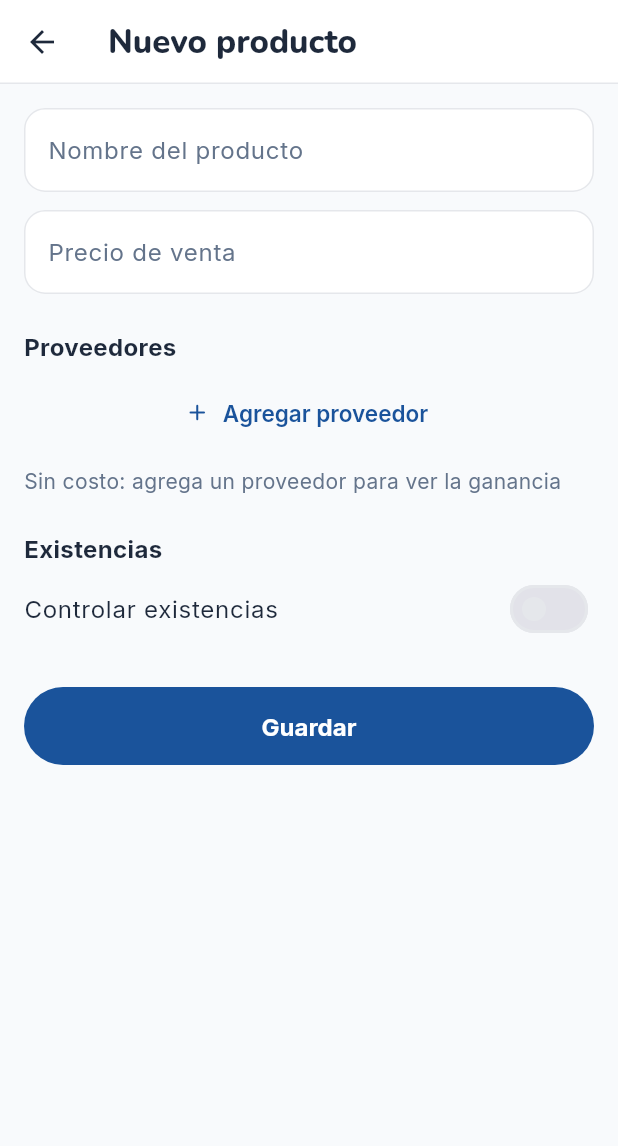
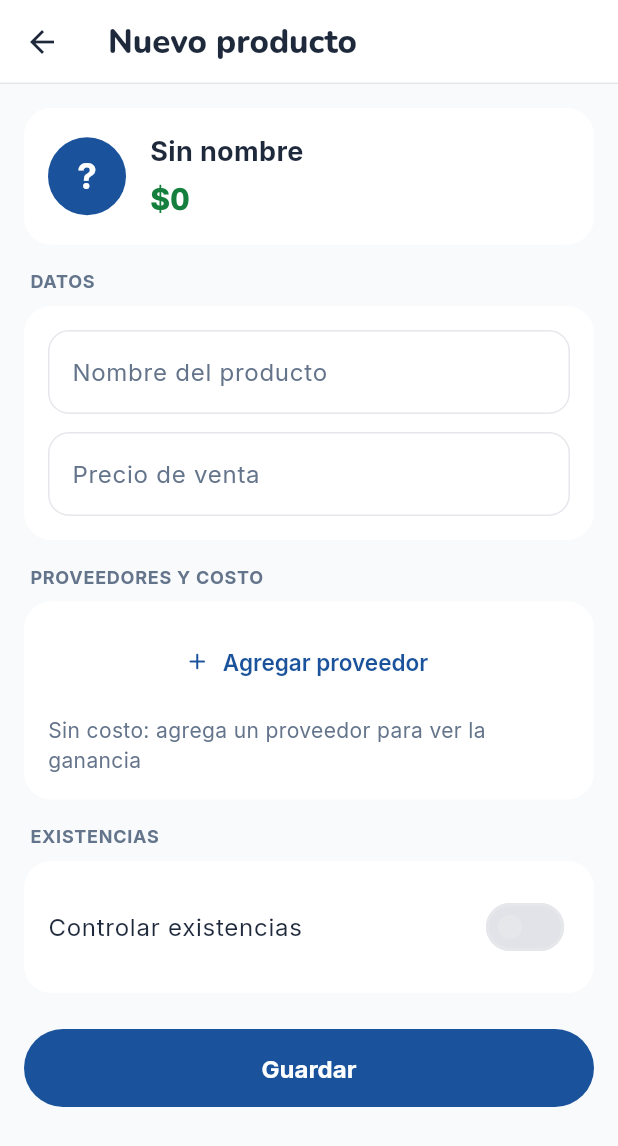
Before and after one commit to xiliosd/APP_VENTAS, a Flutter app: the ProductoScreen screen opened directly, on a phone screen of 412 x 824 dp. Shown: the top 1146 px of the screen. Run offline on Flutter 3.47's test engine with Material 3 defaults, Android fonts, the phone set to English and light mode, and no system bars; our stand-ins replace drift, flutter_riverpod, image_picker, shared_preferences, supabase_flutter; missing offline and left inert: image_picker_android, image_picker_platform_interface, sqlite3; accounts and stored records are empty; generated files the repository leaves out were written again.

Commit message:
Group the product form in cards under a live preview
Co-Authored-By: Claude Opus 5.5 <noreply@anthropic.com>

```diff
--- a/lib/screens/configuracion/producto_screen.dart
+++ b/lib/screens/configuracion/producto_screen.dart
@@ -7,9 +7,12 @@ import '../../providers/proveedores_providers.dart';
 import '../../providers/repository_providers.dart';
 import '../../providers/sesion_provider.dart';
 import '../../repositories/catalogo_repository.dart';
+import '../../ui/avatar_inicial.dart';
 import '../../ui/boton_principal.dart';
 import '../../ui/colores_app.dart';
 import '../../ui/hoja_inferior.dart';
+import '../../ui/monto.dart';
+import '../../ui/titulo_seccion.dart';
 import '../../util/formato_moneda.dart';
 import '../../util/texto_util.dart';
 import '../inventario/hoja_ajuste_conteo.dart';
@@ -243,9 +246,12 @@ class _ProductoScreenState extends ConsumerState<ProductoScreen> {
               onPressed: () => Navigator.pop(contexto, false),
               child: const Text('Cancelar'),
             ),
-            TextButton(
+            FilledButton(
               key: const Key('confirmar_dejar_de_controlar'),
-              style: TextButton.styleFrom(foregroundColor: ColoresApp.of(context).sale),
+              style: FilledButton.styleFrom(
+                backgroundColor: ColoresApp.of(context).sale,
+                foregroundColor: ColoresApp.of(context).sobreSale,
+              ),
               onPressed: () => Navigator.pop(contexto, true),
               child: const Text('Dejar de controlar'),
             ),
@@ -290,6 +296,25 @@ class _ProductoScreenState extends ConsumerState<ProductoScreen> {
     );
   }
 
+  Widget _tarjeta(String titulo, List<Widget> hijos) => Padding(
+        padding: const EdgeInsets.only(top: 16),
+        child: Column(
+          crossAxisAlignment: CrossAxisAlignment.stretch,
+          children: [
+            TituloSeccion(titulo),
+            Card(
+              child: Padding(
+                padding: const EdgeInsets.all(16),
+                child: Column(
+                  crossAxisAlignment: CrossAxisAlignment.stretch,
+                  children: hijos,
+                ),
+              ),
+            ),
+          ],
+        ),
+      );
+
   @override
   Widget build(BuildContext context) {
     return Scaffold(
@@ -298,13 +323,53 @@ class _ProductoScreenState extends ConsumerState<ProductoScreen> {
           widget.producto == null ? 'Nuevo producto' : 'Editar producto',
         ),
       ),
-      body: ListView(
+      body: SingleChildScrollView(
+        // Abajo queda espacio para que un aviso no tape Guardar.
+        padding: const EdgeInsets.fromLTRB(16, 16, 16, 96),
+        child: Column(
+        crossAxisAlignment: CrossAxisAlignment.stretch,
+        children: [
+          Card(
+            key: const Key('vista_previa_producto'),
+            child: Padding(
               padding: const EdgeInsets.all(16),
+              child: Row(
                 children: [
+                  AvatarInicial(
+                    id: widget.producto?.id ?? 0,
+                    nombre: _nombre.text,
+                    radio: 26,
+                  ),
+                  const SizedBox(width: 16),
+                  Expanded(
+                    child: Column(
+                      crossAxisAlignment: CrossAxisAlignment.start,
+                      children: [
+                        Text(
+                          _nombre.text.trim().isEmpty
+                              ? 'Sin nombre'
+                              : _nombre.text.trim(),
+                          maxLines: 2,
+                          overflow: TextOverflow.ellipsis,
+                          style: const TextStyle(
+                              fontSize: 18, fontWeight: FontWeight.w700),
+                        ),
+                        const SizedBox(height: 4),
+                        Monto(parsearMonto(_precio.text) ?? 0,
+                            tamano: 20, tono: TonoMonto.entra),
+                      ],
+                    ),
+                  ),
+                ],
+              ),
+            ),
+          ),
+          _tarjeta('DATOS', [
             TextField(
               key: const Key('campo_nombre_producto'),
               controller: _nombre,
               textCapitalization: TextCapitalization.sentences,
+              onChanged: (_) => setState(() {}),
               decoration: InputDecoration(
                 labelText: 'Nombre del producto',
                 errorText: _errorNombre,
@@ -321,12 +386,8 @@ class _ProductoScreenState extends ConsumerState<ProductoScreen> {
                 errorText: _errorPrecio,
               ),
             ),
-          const SizedBox(height: 24),
-          const Text(
-            'Proveedores',
-            style: TextStyle(fontSize: 16, fontWeight: FontWeight.w700),
-          ),
-          const SizedBox(height: 8),
+          ]),
+          _tarjeta('PROVEEDORES Y COSTO', [
             for (final f in _filas)
               Row(
                 key: Key('fila_proveedor_${f.clave}'),
@@ -382,11 +443,8 @@ class _ProductoScreenState extends ConsumerState<ProductoScreen> {
             ),
             const SizedBox(height: 12),
             _resumen(),
-          const SizedBox(height: 24),
-          const Text(
-            'Existencias',
-            style: TextStyle(fontSize: 16, fontWeight: FontWeight.w700),
-          ),
+          ]),
+          _tarjeta('EXISTENCIAS', [
             SwitchListTile(
               key: const Key('interruptor_existencias'),
               contentPadding: EdgeInsets.zero,
@@ -406,6 +464,7 @@ class _ProductoScreenState extends ConsumerState<ProductoScreen> {
                 child: const Text('Ajustar conteo'),
               ),
             ],
+            if (_controla && !_controlabaAlAbrir) const SizedBox(height: 12),
             if (_controla && !_controlabaAlAbrir)
               TextField(
                 key: const Key('campo_hay_ahora'),
@@ -416,6 +475,7 @@ class _ProductoScreenState extends ConsumerState<ProductoScreen> {
                   errorText: _errorHay,
                 ),
               ),
+            if (_controla) const SizedBox(height: 12),
             if (_controla)
               TextField(
                 key: const Key('campo_minimo'),
@@ -426,6 +486,7 @@ class _ProductoScreenState extends ConsumerState<ProductoScreen> {
                   errorText: _errorMinimo,
                 ),
               ),
+            if (_controla) const SizedBox(height: 12),
             if (_controla)
               TextField(
                 key: const Key('campo_pedir_hasta'),
@@ -436,6 +497,7 @@ class _ProductoScreenState extends ConsumerState<ProductoScreen> {
                   errorText: _errorPedirHasta,
                 ),
               ),
+          ]),
           if (_error != null)
             Padding(
               padding: const EdgeInsets.only(top: 8),
@@ -451,6 +513,7 @@ class _ProductoScreenState extends ConsumerState<ProductoScreen> {
             onPressed: _guardando || _cargando ? null : _guardar,
           ),
         ],
+        ),
       ),
     );
   }
```
Also changed, not shown: 1 other file. Lines whose indentation alone changed are shown as unchanged.
